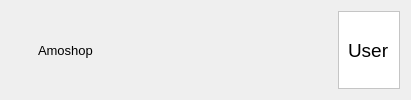
First picture: the form in app/uic/uic/top_bar.ui, repository samuelitwaru/amoshop, before the edit.
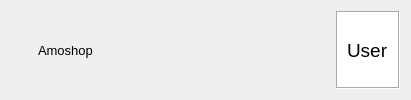
Second picture: the form after the edit. Icons and pictures are not drawn.

Patch:
```diff
--- a/app/uic/uic/top_bar.ui
+++ b/app/uic/uic/top_bar.ui
@@ -58,10 +58,10 @@
       <string notr="true">background:white;</string>
      </property>
      <property name="frameShape">
-      <enum>QFrame::StyledPanel</enum>
+      <enum>QFrame::Box</enum>
      </property>
      <property name="frameShadow">
-      <enum>QFrame::Raised</enum>
+      <enum>QFrame::Sunken</enum>
      </property>
      <layout class="QHBoxLayout" name="horizontalLayout_2">
       <item>
```
